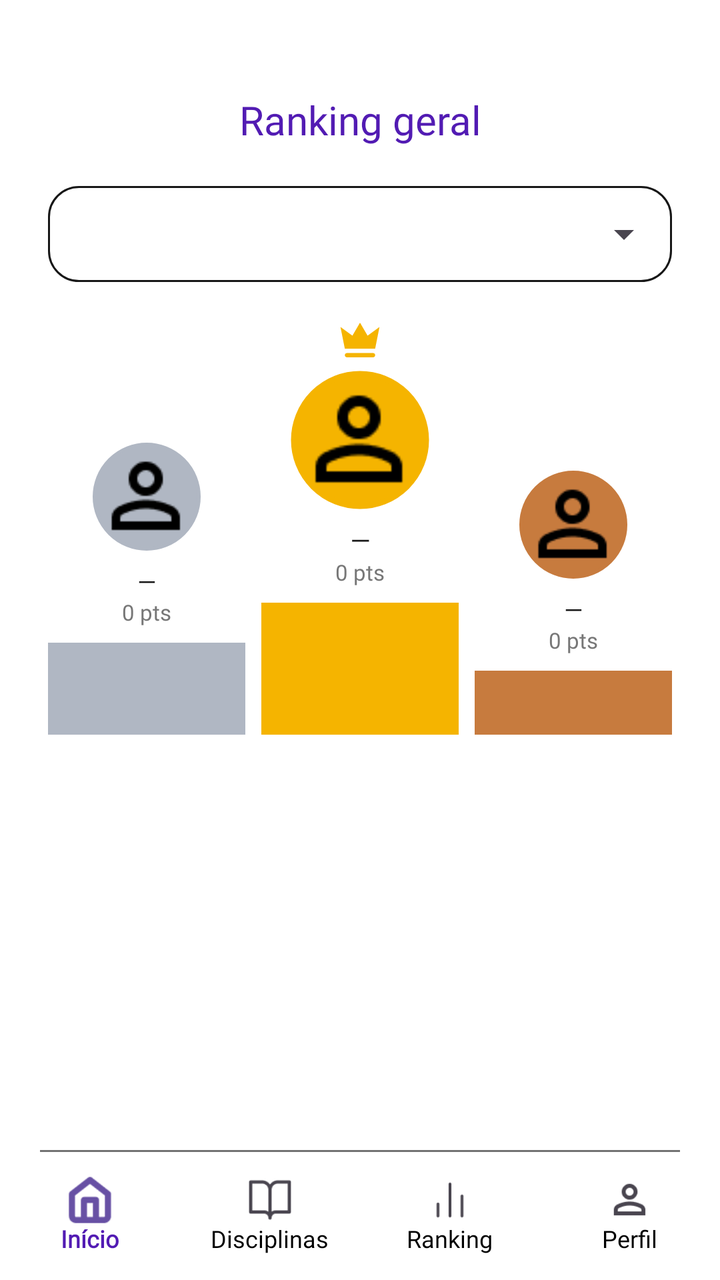
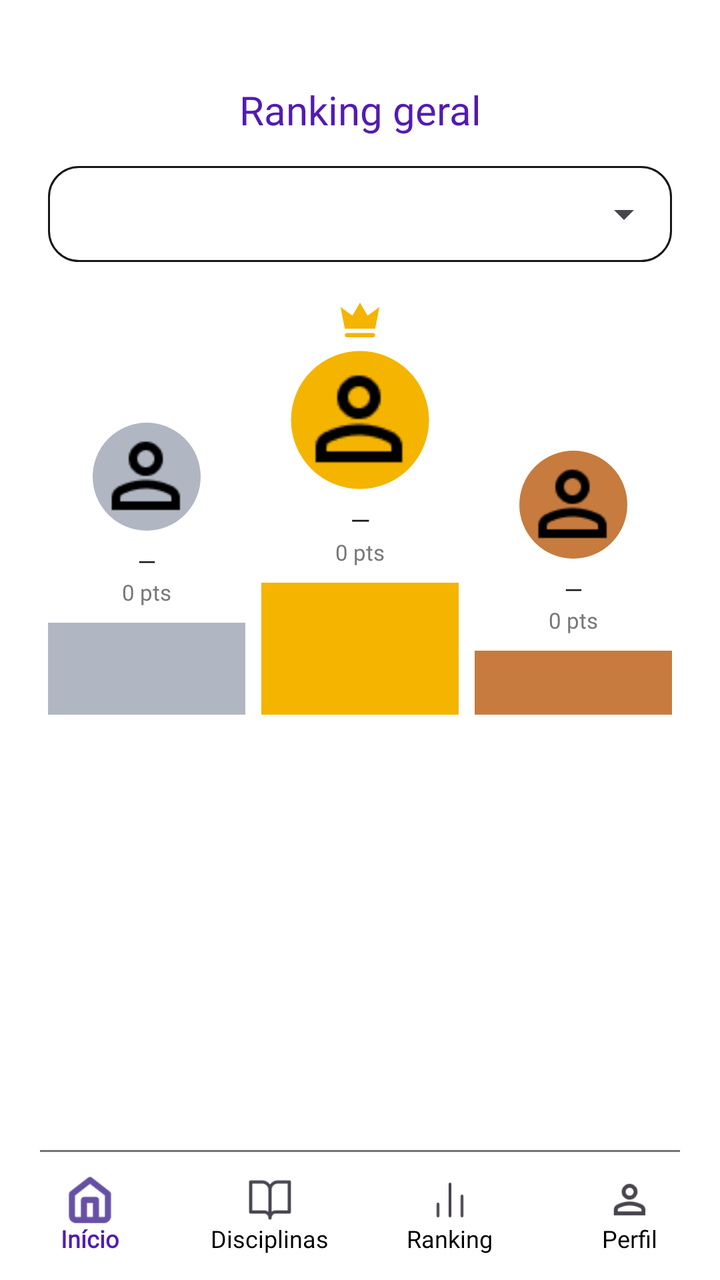

An Android layout rendered at two revisions. The XML below is the earlier revision; the diff shows what the commit changed to produce the second picture.
<!-- AndroidManifest.xml: application theme Theme.MeuFuturoAgora -->
<!-- res/layout/activity_ranking.xml -->
<?xml version="1.0" encoding="utf-8"?>
<androidx.constraintlayout.widget.ConstraintLayout xmlns:android="http://schemas.android.com/apk/res/android"
    xmlns:app="http://schemas.android.com/apk/res-auto"
    xmlns:tools="http://schemas.android.com/tools"
    android:id="@+id/main"
    android:layout_width="match_parent"
    android:layout_height="match_parent"
    android:background="@android:color/white"
    tools:context=".RankingActivity">

    <TextView
        android:id="@+id/tvTituloRanking"
        android:layout_width="0dp"
        android:layout_height="50dp"
        android:layout_marginTop="35dp"
        android:fontFamily="@font/poppins_bold"
        android:gravity="center"
        android:text="Ranking geral"
        android:textColor="@color/roxo_primario"
        android:textSize="20sp"
        app:layout_constraintEnd_toEndOf="parent"
        app:layout_constraintStart_toStartOf="parent"
        app:layout_constraintTop_toTopOf="parent" />

    
    
    

    <LinearLayout
        android:id="@+id/layoutTurmaRanking"
        android:layout_width="0dp"
        android:layout_height="wrap_content"
        android:layout_marginStart="24dp"
        android:layout_marginTop="8dp"
        android:layout_marginEnd="24dp"
        android:background="@drawable/bg_campo_criar_atividade"
        android:orientation="vertical"
        app:layout_constraintEnd_toEndOf="parent"
        app:layout_constraintStart_toStartOf="parent"
        app:layout_constraintTop_toBottomOf="@id/tvTituloRanking">

        <Spinner
            android:id="@+id/spinnerTurmaRanking"
            android:layout_width="match_parent"
            android:layout_height="48dp"
            android:paddingStart="9dp"
            android:paddingEnd="9dp" />

    </LinearLayout>

    
    
    

    <LinearLayout
        android:id="@+id/layoutPodio"
        android:layout_width="0dp"
        android:layout_height="wrap_content"
        android:layout_marginTop="16dp"
        android:baselineAligned="false"
        android:gravity="bottom"
        android:orientation="horizontal"
        android:paddingStart="24dp"
        android:paddingEnd="24dp"
        app:layout_constraintEnd_toEndOf="parent"
        app:layout_constraintStart_toStartOf="parent"
        app:layout_constraintTop_toBottomOf="@id/layoutTurmaRanking">

        
        <LinearLayout
            android:layout_width="0dp"
            android:layout_height="wrap_content"
            android:layout_weight="1"
            android:gravity="center_horizontal"
            android:orientation="vertical">

            <com.google.android.material.imageview.ShapeableImageView
                android:id="@+id/imgSegundo"
                android:layout_width="56dp"
                android:layout_height="56dp"
                android:background="@color/prata_ranking"
                android:padding="2dp"
                android:scaleType="centerCrop"
                android:src="@drawable/ic_perfil"
                app:shapeAppearanceOverlay="@style/CircleImageView"
                app:strokeColor="@color/prata_ranking"
                app:strokeWidth="2dp" />

            <TextView
                android:id="@+id/tvNomeSegundo"
                android:layout_width="wrap_content"
                android:layout_height="wrap_content"
                android:layout_marginTop="6dp"
                android:ellipsize="end"
                android:fontFamily="@font/poppins_semibold"
                android:maxLines="1"
                android:text="—"
                android:textColor="@color/texto_escuro"
                android:textSize="12sp" />

            <TextView
                android:id="@+id/tvPontosSegundo"
                android:layout_width="wrap_content"
                android:layout_height="wrap_content"
                android:fontFamily="@font/poppins_regular"
                android:text="0 pts"
                android:textColor="@color/texto_cinza"
                android:textSize="11sp" />

            <View
                android:layout_width="match_parent"
                android:layout_height="46dp"
                android:layout_marginTop="8dp"
                android:background="@color/prata_ranking" />

        </LinearLayout>

        
        <LinearLayout
            android:layout_width="0dp"
            android:layout_height="wrap_content"
            android:layout_marginStart="8dp"
            android:layout_marginEnd="8dp"
            android:layout_weight="1"
            android:gravity="center_horizontal"
            android:orientation="vertical">

            <ImageView
                android:layout_width="26dp"
                android:layout_height="26dp"
                android:contentDescription="@null"
                android:src="@drawable/ic_coroa" />

            <com.google.android.material.imageview.ShapeableImageView
                android:id="@+id/imgPrimeiro"
                android:layout_width="70dp"
                android:layout_height="70dp"
                android:layout_marginTop="2dp"
                android:background="@color/dourado_ranking"
                android:padding="2dp"
                android:scaleType="centerCrop"
                android:src="@drawable/ic_perfil"
                app:shapeAppearanceOverlay="@style/CircleImageView"
                app:strokeColor="@color/dourado_ranking"
                app:strokeWidth="3dp" />

            <TextView
                android:id="@+id/tvNomePrimeiro"
                android:layout_width="wrap_content"
                android:layout_height="wrap_content"
                android:layout_marginTop="6dp"
                android:ellipsize="end"
                android:fontFamily="@font/poppins_bold"
                android:maxLines="1"
                android:text="—"
                android:textColor="@color/texto_escuro"
                android:textSize="13sp" />

            <TextView
                android:id="@+id/tvPontosPrimeiro"
                android:layout_width="wrap_content"
                android:layout_height="wrap_content"
                android:fontFamily="@font/poppins_regular"
                android:text="0 pts"
                android:textColor="@color/texto_cinza"
                android:textSize="11sp" />

            <View
                android:layout_width="match_parent"
                android:layout_height="66dp"
                android:layout_marginTop="8dp"
                android:background="@color/dourado_ranking" />

        </LinearLayout>

        
        <LinearLayout
            android:layout_width="0dp"
            android:layout_height="wrap_content"
            android:layout_weight="1"
            android:gravity="center_horizontal"
            android:orientation="vertical">

            <com.google.android.material.imageview.ShapeableImageView
                android:id="@+id/imgTerceiro"
                android:layout_width="56dp"
                android:layout_height="56dp"
                android:background="@color/bronze_ranking"
                android:padding="2dp"
                android:scaleType="centerCrop"
                android:src="@drawable/ic_perfil"
                app:shapeAppearanceOverlay="@style/CircleImageView"
                app:strokeColor="@color/bronze_ranking"
                app:strokeWidth="2dp" />

            <TextView
                android:id="@+id/tvNomeTerceiro"
                android:layout_width="wrap_content"
                android:layout_height="wrap_content"
                android:layout_marginTop="6dp"
                android:ellipsize="end"
                android:fontFamily="@font/poppins_semibold"
                android:maxLines="1"
                android:text="—"
                android:textColor="@color/texto_escuro"
                android:textSize="12sp" />

            <TextView
                android:id="@+id/tvPontosTerceiro"
                android:layout_width="wrap_content"
                android:layout_height="wrap_content"
                android:fontFamily="@font/poppins_regular"
                android:text="0 pts"
                android:textColor="@color/texto_cinza"
                android:textSize="11sp" />

            <View
                android:layout_width="match_parent"
                android:layout_height="32dp"
                android:layout_marginTop="8dp"
                android:background="@color/bronze_ranking" />

        </LinearLayout>

    </LinearLayout>

    
    
    

    <androidx.recyclerview.widget.RecyclerView
        android:id="@+id/recyclerRanking"
        android:layout_width="0dp"
        android:layout_height="0dp"
        android:clipToPadding="false"
        android:paddingStart="20dp"
        android:paddingEnd="20dp"
        android:paddingTop="24dp"
        android:paddingBottom="16dp"
        app:layout_constraintBottom_toBottomOf="parent"
        app:layout_constraintEnd_toEndOf="parent"
        app:layout_constraintStart_toStartOf="parent"
        app:layout_constraintTop_toBottomOf="@id/layoutPodio" />

    <TextView
        android:id="@+id/tvSemDados"
        android:layout_width="wrap_content"
        android:layout_height="wrap_content"
        android:fontFamily="@font/poppins_regular"
        android:text="Nenhum aluno pontuou ainda."
        android:textColor="@color/texto_cinza"
        android:textSize="14sp"
        android:visibility="gone"
        app:layout_constraintBottom_toBottomOf="parent"
        app:layout_constraintEnd_toEndOf="parent"
        app:layout_constraintStart_toStartOf="parent"
        app:layout_constraintTop_toBottomOf="@id/layoutPodio" />

    <View
        android:id="@+id/linhaBottomBar"
        android:layout_width="0dp"
        android:layout_height="1dp"
        android:layout_marginStart="20dp"
        android:layout_marginEnd="20dp"
        android:background="#737373"
        app:layout_constraintBottom_toTopOf="@id/bottomNavigation"
        app:layout_constraintEnd_toEndOf="parent"
        app:layout_constraintStart_toStartOf="parent" />

    <com.google.android.material.bottomnavigation.BottomNavigationView
        android:id="@+id/bottomNavigation"
        android:layout_width="0dp"
        android:layout_height="wrap_content"
        app:paddingBottomSystemWindowInsets="false"
        android:background="@android:color/white"
        android:minHeight="64dp"
        app:itemActiveIndicatorStyle="@style/BottomNavigationActiveIndicator"
        app:itemHorizontalTranslationEnabled="false"
        app:itemIconSize="24dp"
        app:itemIconTint="@null"
        app:itemTextAppearanceActive="@style/BottomNavigationText"
        app:itemTextAppearanceInactive="@style/BottomNavigationText"
        app:itemTextColor="@color/bottom_navigation_text"
        app:labelVisibilityMode="labeled"
        app:layout_constraintBottom_toBottomOf="parent"
        app:layout_constraintEnd_toEndOf="parent"
        app:layout_constraintStart_toStartOf="parent"
        app:menu="@menu/menu_aluno" />
</androidx.constraintlayout.widget.ConstraintLayout>
<!-- resources referenced by this layout -->
<resources>
  <color name="bronze_ranking">#C77B3E</color>
  <color name="dourado_ranking">#F5B400</color>
  <color name="prata_ranking">#B0B7C3</color>
  <color name="roxo_primario">#521BB3</color>
  <color name="texto_cinza">#777777</color>
  <color name="texto_escuro">#171717</color>
  <!-- drawable bg_campo_criar_atividade (drawable) -->
  <?xml version="1.0" encoding="utf-8"?>
  <shape xmlns:android="http://schemas.android.com/apk/res/android"
      android:shape="rectangle">
  
      <solid android:color="@android:color/white" />
  
      <stroke
          android:width="1dp"
          android:color="#171717" />
  
      <corners android:radius="15dp" />
  
  </shape>
  <!-- drawable ic_coroa (drawable) -->
  <?xml version="1.0" encoding="utf-8"?>
  <vector xmlns:android="http://schemas.android.com/apk/res/android"
      android:width="24dp"
      android:height="24dp"
      android:viewportWidth="24"
      android:viewportHeight="24">
      <path
          android:fillColor="#F5B400"
          android:pathData="M5,16L3,6l5.5,4L12,4l3.5,6L21,6l-2,10L5,16zM5,19c0,-0.55 0.45,-1 1,-1h12c0.55,0 1,0.45 1,1s-0.45,1 -1,1L6,20c-0.55,0 -1,-0.45 -1,-1z" />
  </vector>
  <!-- drawable ic_perfil: png bitmap (drawable, 605 bytes) -->
  <style name="BottomNavigationActiveIndicator">
          <item name="android:color">@android:color/transparent</item>
      </style>
  <style name="BottomNavigationText">
          <item name="android:textSize">12sp</item>
          <item name="android:fontFamily">@font/poppins_semibold</item>
      </style>
  <style name="CircleImageView">
          <item name="cornerFamily">rounded</item>
          <item name="cornerSize">50%</item>
      </style>
  <style name="Theme.MeuFuturoAgora" parent="Base.Theme.MeuFuturoAgora" />
  <style name="Base.Theme.MeuFuturoAgora" parent="Theme.Material3.DayNight.NoActionBar">
          <item name="android:navigationBarColor">@android:color/transparent</item>
      </style>
</resources>

<!-- the commit's change to res/layout/activity_ranking.xml (unified diff, before → after) -->
@@ -11,7 +11,7 @@
     <TextView
         android:id="@+id/tvTituloRanking"
         android:layout_width="0dp"
-        android:layout_height="50dp"
+        android:layout_height="40dp"
         android:layout_marginTop="35dp"
         android:fontFamily="@font/poppins_bold"
         android:gravity="center"
